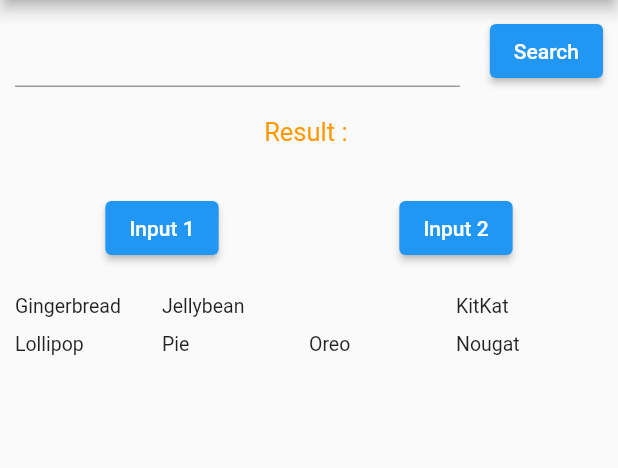
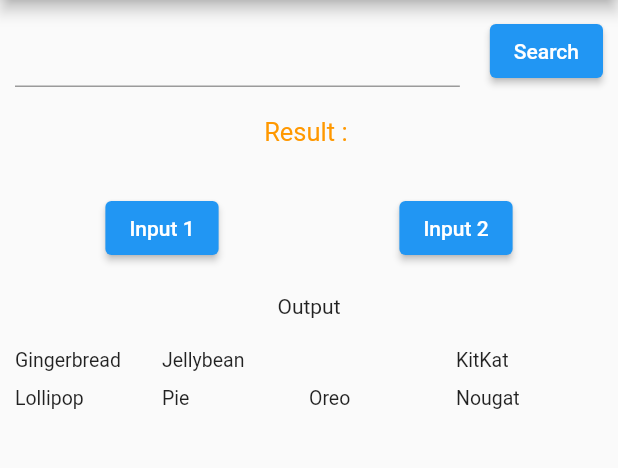
Before and after one commit to niloy000123/flutter_codeware_task, a Flutter app: the screen it shows after launch, after a tap on "Input 1", on a phone screen of 412 x 824 dp, the part 84-552 px from its top. Run offline on Flutter 3.47's test engine with Material 2 defaults, Android fonts, the light colour scheme and no system bars.

Commit message:
update function and UI

```diff
--- a/lib/view/component/input_outpot.dart
+++ b/lib/view/component/input_outpot.dart
@@ -38,6 +38,10 @@ class _InputOutputCard extends State<InputOutputCard> {
                 child: const Text("Input 2")),
           ],
         ),
+        const SizedBox(
+          height: 20,
+        ),
+        const Text("Output"),
         const SizedBox(
           height: 20,
         ),
```
